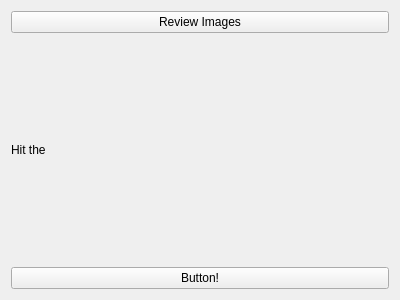
Before: the Qt Designer form gui/idlewidget.ui in andyboeh/qtphotobox, drawn with Qt 5.
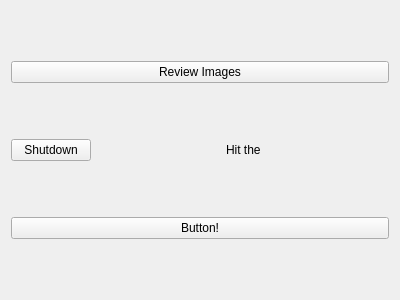
After: the same form once the commit is applied.

Commit message: add Shutdown button support, add supporting for enabling crop-portrait mode

Diff of the .ui file:
```diff
--- a/gui/idlewidget.ui
+++ b/gui/idlewidget.ui
@@ -13,22 +13,61 @@
   <property name="windowTitle">
    <string>Form</string>
   </property>
-  <layout class="QVBoxLayout" name="verticalLayout">
-   <item>
-    <widget class="QPushButton" name="btnArchive">
-     <property name="text">
-      <string>Review Images</string>
-     </property>
-    </widget>
-   </item>
-   <item>
+  <layout class="QGridLayout" name="gridLayout">
+   <item row="1" column="2">
     <widget class="QLabel" name="lblHit">
      <property name="text">
       <string>Hit the</string>
      </property>
     </widget>
    </item>
-   <item>
+   <item row="1" column="1">
+    <spacer name="horizontalSpacer">
+     <property name="orientation">
+      <enum>Qt::Horizontal</enum>
+     </property>
+     <property name="sizeHint" stdset="0">
+      <size>
+       <width>40</width>
+       <height>20</height>
+      </size>
+     </property>
+    </spacer>
+   </item>
+   <item row="1" column="0">
+    <widget class="QPushButton" name="btnShutdown">
+     <property name="sizePolicy">
+      <sizepolicy hsizetype="Fixed" vsizetype="Fixed">
+       <horstretch>0</horstretch>
+       <verstretch>0</verstretch>
+      </sizepolicy>
+     </property>
+     <property name="text">
+      <string>Shutdown</string>
+     </property>
+    </widget>
+   </item>
+   <item row="1" column="3">
+    <spacer name="horizontalSpacer_2">
+     <property name="orientation">
+      <enum>Qt::Horizontal</enum>
+     </property>
+     <property name="sizeHint" stdset="0">
+      <size>
+       <width>40</width>
+       <height>20</height>
+      </size>
+     </property>
+    </spacer>
+   </item>
+   <item row="0" column="0" colspan="4">
+    <widget class="QPushButton" name="btnArchive">
+     <property name="text">
+      <string>Review Images</string>
+     </property>
+    </widget>
+   </item>
+   <item row="2" column="0" colspan="4">
     <widget class="QPushButton" name="btnTrigger">
      <property name="text">
       <string>Button!</string>
```
The commit also changes 19 other files.
